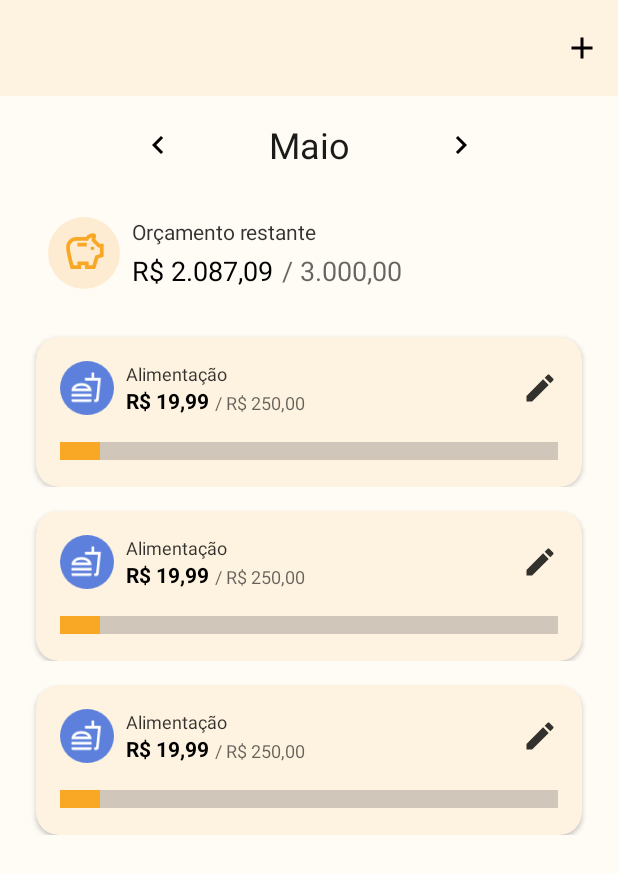
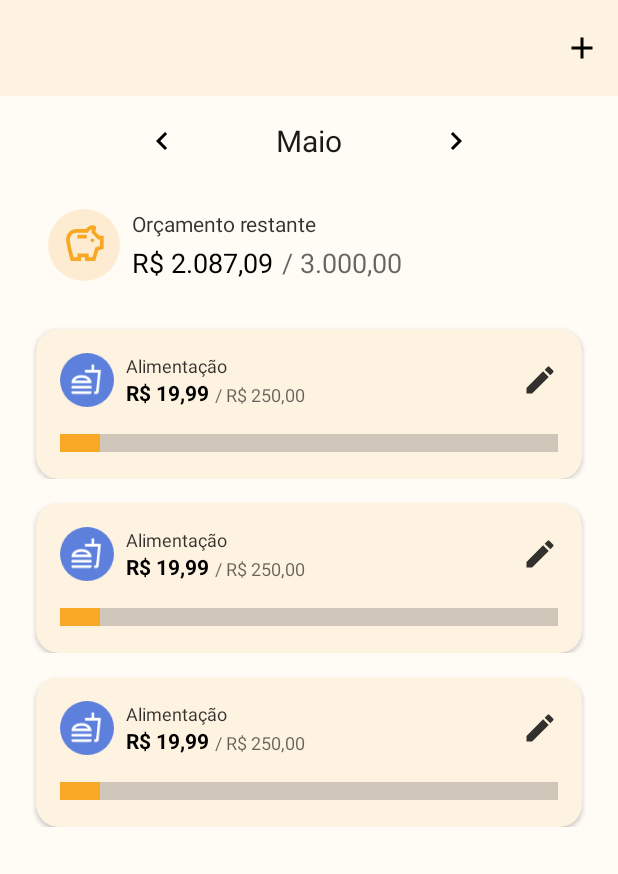
Before and after one commit to htchristie/finances-app, an Android app: the layout fragment_goals.xml on its own in the app's theme, with its tools: preview values and no code run, on a phone screen of 412 x 824 dp. Shown: the top 874 px of the screen. Run offline under Robolectric (Android 15) with nearby library versions, the phone set to English and light mode, and no system bars.

Commit message:
renamed 'planning' to 'goals' and fixed minor design mistakes

```diff
--- a/app/src/main/AndroidManifest.xml
+++ b/app/src/main/AndroidManifest.xml
@@ -14,7 +14,7 @@
         android:theme="@style/Theme.FinancesApp"
         tools:targetApi="31">
         <activity
-            android:name=".AddPlanning"
+            android:name=".AddGoal"
             android:exported="false" />
         <activity
             android:name=".AddTransaction"
--- a/app/src/main/res/layout/fragment_planning.xml
+++ b/app/src/main/res/layout/fragment_goals.xml
@@ -5,7 +5,7 @@
     android:layout_width="match_parent"
     android:layout_height="match_parent"
     android:background="?attr/colorContainer"
-    tools:context=".fragments.PlanningFragment"
+    tools:context=".fragments.GoalsFragment"
     tools:ignore="PrivateResource">
 
     <ScrollView
@@ -27,7 +27,7 @@
                 app:layout_constraintEnd_toEndOf="parent"
                 app:layout_constraintStart_toStartOf="parent"
                 app:layout_constraintTop_toTopOf="parent"
-                app:menu="@menu/planning_menu" />
+                app:menu="@menu/goals_menu" />
 
             <TextView
                 android:id="@+id/tvPlMonth"
@@ -37,7 +37,7 @@
                 android:alpha=".9"
                 android:text="Maio"
                 android:textColor="?attr/colorOnPrimary"
-                android:textSize="24sp"
+                android:textSize="20sp"
                 app:layout_constraintEnd_toEndOf="parent"
                 app:layout_constraintStart_toStartOf="parent"
                 app:layout_constraintTop_toBottomOf="@+id/planningToolbar" />
@@ -46,13 +46,11 @@
                 android:id="@+id/ivPlLeftArrow"
                 android:layout_width="wrap_content"
                 android:layout_height="wrap_content"
-                android:layout_marginStart="95dp"
                 android:layout_marginEnd="64dp"
                 android:contentDescription="@string/previous_month"
                 android:src="@drawable/ic_arrow_left"
                 app:layout_constraintBottom_toBottomOf="@+id/tvPlMonth"
                 app:layout_constraintEnd_toStartOf="@+id/tvPlMonth"
-                app:layout_constraintStart_toStartOf="parent"
                 app:layout_constraintTop_toTopOf="@+id/tvPlMonth" />
 
             <ImageView
@@ -60,11 +58,9 @@
                 android:layout_width="wrap_content"
                 android:layout_height="wrap_content"
                 android:layout_marginStart="64dp"
-                android:layout_marginEnd="95dp"
                 android:contentDescription="@string/next_month"
                 android:src="@drawable/ic_arrow_right"
                 app:layout_constraintBottom_toBottomOf="@+id/tvPlMonth"
-                app:layout_constraintEnd_toEndOf="parent"
                 app:layout_constraintStart_toEndOf="@+id/tvPlMonth"
                 app:layout_constraintTop_toTopOf="@+id/tvPlMonth" />
 
@@ -128,7 +124,7 @@
                 app:layout_constraintEnd_toEndOf="parent"
                 app:layout_constraintStart_toStartOf="parent"
                 app:layout_constraintTop_toBottomOf="@+id/tvBudgetDisplay"
-                tools:listitem="@layout/planning_category_item" />
+                tools:listitem="@layout/goals_category_item" />
 
         </androidx.constraintlayout.widget.ConstraintLayout>
     </ScrollView>
--- a/app/src/main/res/menu/bottom_nav.xml
+++ b/app/src/main/res/menu/bottom_nav.xml
@@ -17,7 +17,7 @@
         android:icon="@drawable/ic_show_chart"
         android:id="@+id/navStatistics"/>
     <item
-        android:title="@string/nav_planning"
+        android:title="@string/nav_goals"
         android:icon="@drawable/ic_book"
         android:id="@+id/navPlanning"/>
 </menu>
--- a/app/src/main/res/navigation/nav_main.xml
+++ b/app/src/main/res/navigation/nav_main.xml
@@ -22,7 +22,7 @@
         tools:layout="@layout/fragment_statistics" />
     <fragment
         android:id="@+id/navPlanning"
-        android:name="com.fmu.financesapp.fragments.PlanningFragment"
+        android:name="com.fmu.financesapp.fragments.GoalsFragment"
         android:label="fragment_planning"
-        tools:layout="@layout/fragment_planning" />
+        tools:layout="@layout/fragment_goals" />
 </navigation>
--- a/app/src/main/res/values/strings.xml
+++ b/app/src/main/res/values/strings.xml
@@ -3,7 +3,7 @@
     <string name="nav_home">Início</string>
     <string name="nav_transactions">Transações</string>
     <string name="nav_statistics">Estatísticas</string>
-    <string name="nav_planning">Planejamento</string>
+    <string name="nav_goals">Metas</string>
     <string name="total_balance">Saldo Geral</string>
     <string name="profits">Ganhos</string>
     <string name="expenses">Despesas</string>
```
Also changed, not shown: app/src/main/java/com/fmu/financesapp/MainActivity.java (+3 -10 lines), app/src/main/java/com/fmu/financesapp/fragments/GoalsFragment.java (renamed from app/src/main/java/com/fmu/financesapp/fragments/PlanningFragment.java, +4 -4 lines), app/src/main/res/layout/fragment_statistics.xml (+4 -8 lines), app/src/main/res/layout/fragment_transactions.xml (+4 -4 lines), app/src/main/res/layout/goals_category_item.xml (renamed from app/src/main/res/layout/planning_category_item.xml), app/src/main/res/menu/goals_menu.xml (renamed from app/src/main/res/menu/planning_menu.xml).
